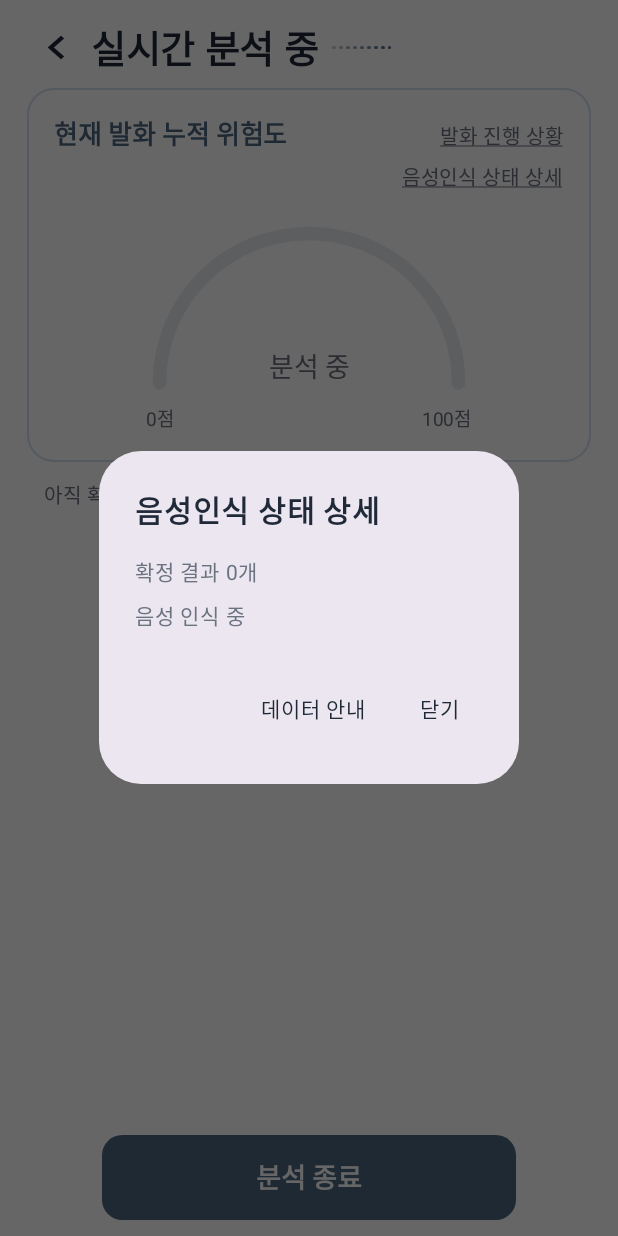
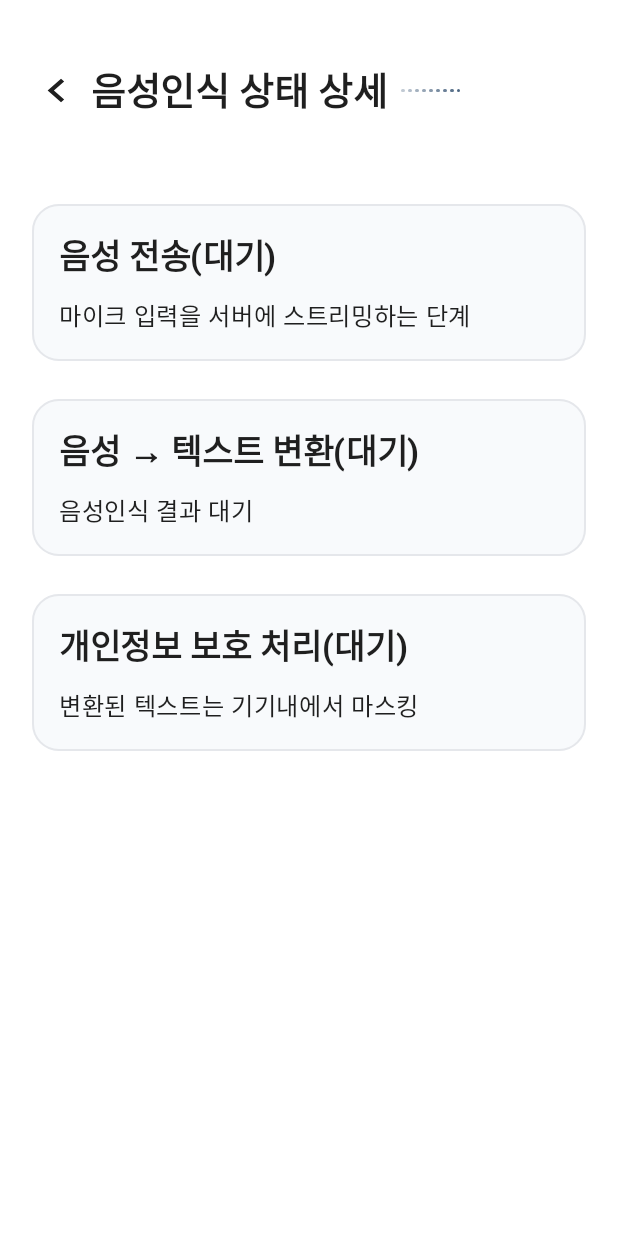
Before and after one commit to donggyu567/PIC_AICAMP, an Android app built with Jetpack Compose: the composable AnalysisLiveScreen shown on its own in the app's theme, after a tap on "음성인식 상태 상세", on a phone screen of 412 x 824 dp. Run offline under Robolectric (Android 15) with nearby library versions, the light colour scheme and no system bars.

Commit message:
feat(android): 실시간 분석 상세 화면 추가 및 최신 발화·경고 자동 스크롤
- 실시간 분석에서 발화 진행 상황과 음성인식 상태 상세를 각각 열고, 뒤로가면 진행 중인 세션으로 복귀
- 발화 진행 상황은 마스킹된 발화를 순서대로 표시하고, 카드 내부에서 최신 발화까지 자동 스크롤
- 새 경고가 들어오면 종료 버튼 위에 최신 카드를 표시하고, 음량이나 점수만 변하면 읽던 위치를 유지
- 공용 상단바와 상세 화면별 Compose Preview 추가
- 음성인식 상태 상세는 현재 앱에서 관찰할 수 있는 전송·결과 수신·마스킹 상태만 표시

후속 작업: 음성인식 상태 상세를 채택하면 발화별 STT 처리 상태를 제공하고 화면에 연결하는 기능을 구현해야 한다. 해당 기능을 구현하지 않기로 하면 음성인식 상태 상세 화면과 실시간 분석 화면의 진입 링크를 삭제한다.

```diff
--- a/android/app/src/main/java/com/example/pic_ai_app/presentation/PicApp.kt
+++ b/android/app/src/main/java/com/example/pic_ai_app/presentation/PicApp.kt
@@ -167,7 +167,7 @@ fun PicApp(session: SessionViewModel) {
             } else if (state.screen != Screen.FINAL) {
                 AnalysisLiveScreen(
                     state = access.stt, onStop = session::finishAndOpenResult,
-                    onHome = session::showHome, onData = session::openData,
+                    onHome = session::showHome,
                 )
             } else {
                 LiveSttScreen(
--- /dev/null
+++ b/android/app/src/main/java/com/example/pic_ai_app/presentation/analysis/AnalysisDetailLayout.kt
@@ -0,0 +1,54 @@
+package com.example.pic_ai_app.presentation.analysis
+
+import androidx.compose.foundation.BorderStroke
+import androidx.compose.foundation.layout.*
+import androidx.compose.foundation.shape.RoundedCornerShape
+import androidx.compose.material3.*
+import androidx.compose.runtime.Composable
+import androidx.compose.ui.Alignment
+import androidx.compose.ui.Modifier
+import androidx.compose.ui.draw.rotate
+import androidx.compose.ui.graphics.Color
+import androidx.compose.ui.res.painterResource
+import androidx.compose.ui.res.stringResource
+import androidx.compose.ui.text.font.FontWeight
+import androidx.compose.ui.unit.dp
+import androidx.compose.ui.unit.sp
+import com.example.pic_ai_app.R
+import com.example.pic_ai_app.presentation.components.AudioLevelBars
+import com.example.pic_ai_app.ui.theme.PicBorder
+import com.example.pic_ai_app.ui.theme.PicHomeBlue
+import com.example.pic_ai_app.ui.theme.PicWhite
+
+@Composable
+internal fun AnalysisHeader(title: String, levels: List<Float>, onBack: () -> Unit) {
+    Row(Modifier.fillMaxWidth().padding(start = 14.dp, end = 12.dp, top = 8.dp, bottom = 4.dp),
+        verticalAlignment = Alignment.CenterVertically) {
+        IconButton(onClick = onBack) {
+            Icon(painterResource(R.drawable.result_back), stringResource(R.string.back), Modifier.rotate(180f))
+        }
+        Text(title, Modifier.weight(1f, fill = false), fontSize = 28.sp, lineHeight = 34.sp,
+            fontWeight = FontWeight.ExtraBold)
+        Spacer(Modifier.width(10.dp))
+        AudioLevelBars(levels, Modifier.size(44.dp), barCount = 9, barWidth = 3.dp,
+            gap = 2.dp, maxBarHeight = 20.dp, color = PicHomeBlue)
+    }
+}
+
+@Composable
+internal fun AnalysisDetailLayout(
+    title: String, levels: List<Float>, onBack: () -> Unit, content: @Composable ColumnScope.() -> Unit,
+) {
+    Surface(Modifier.fillMaxSize(), color = PicWhite, contentColor = Color(0xFF1F1F1F)) {
+        Column(Modifier.windowInsetsPadding(WindowInsets.safeDrawing.union(WindowInsets(top = 32.dp)))) {
+            AnalysisHeader(title, levels, onBack)
+            Column(Modifier.fillMaxSize().padding(horizontal = 24.dp), content = content)
+        }
+    }
+}
+
+@Composable
+internal fun AnalysisDetailCard(modifier: Modifier = Modifier, content: @Composable () -> Unit) {
+    Surface(modifier.fillMaxWidth(), shape = RoundedCornerShape(20.dp), color = Color(0xFFF8FAFC),
+        contentColor = Color(0xFF1F1F1F), border = BorderStroke(1.dp, PicBorder), content = content)
+}
--- a/android/app/src/main/java/com/example/pic_ai_app/presentation/analysis/AnalysisLiveScreen.kt
+++ b/android/app/src/main/java/com/example/pic_ai_app/presentation/analysis/AnalysisLiveScreen.kt
@@ -1,19 +1,20 @@
 package com.example.pic_ai_app.presentation.analysis
+
+import androidx.activity.compose.BackHandler
 
 import androidx.compose.foundation.BorderStroke
 import androidx.compose.foundation.clickable
 import androidx.compose.foundation.layout.*
 import androidx.compose.foundation.lazy.LazyColumn
 import androidx.compose.foundation.lazy.items
+import androidx.compose.foundation.lazy.rememberLazyListState
 import androidx.compose.foundation.shape.RoundedCornerShape
 import androidx.compose.material3.*
 import androidx.compose.runtime.*
 import androidx.compose.runtime.saveable.rememberSaveable
 import androidx.compose.ui.Alignment
 import androidx.compose.ui.Modifier
-import androidx.compose.ui.draw.rotate
 import androidx.compose.ui.graphics.Color
-import androidx.compose.ui.res.painterResource
 import androidx.compose.ui.res.stringResource
 import androidx.compose.ui.semantics.Role
 import androidx.compose.ui.text.font.FontWeight
@@ -26,7 +27,6 @@ import com.example.pic_ai_app.data.stt.DetectedWarning
 import com.example.pic_ai_app.data.stt.RiskResult
 import com.example.pic_ai_app.data.stt.SttPhase
 import com.example.pic_ai_app.data.stt.SttState
-import com.example.pic_ai_app.presentation.components.AudioLevelBars
 import com.example.pic_ai_app.presentation.components.analysis.AnalysisWarningCard
 import com.example.pic_ai_app.presentation.components.analysis.AnalysisWarningUi
 import com.example.pic_ai_app.presentation.components.analysis.WarningEvidence
@@ -37,20 +37,26 @@ private enum class LiveDetail(val title: Int) {
 }
 
 @Composable
-internal fun AnalysisLiveScreen(state: SttState, onStop: () -> Unit, onHome: () -> Unit, onData: () -> Unit) {
+internal fun AnalysisLiveScreen(state: SttState, onStop: () -> Unit, onHome: () -> Unit) {
     var detail by rememberSaveable { mutableStateOf<LiveDetail?>(null) }
+    val warningsScroll = rememberLazyListState()
+    var lastScrolledWarningId by rememberSaveable { mutableStateOf<Int?>(null) }
+    val closeDetail = { detail = null }
+    BackHandler(enabled = detail != null, onBack = closeDetail)
+    when (detail) {
+        LiveDetail.Progress -> {
+            UtteranceProgressScreen(state.maskedTexts, state.audioLevels, closeDetail)
+            return
+        }
+        LiveDetail.Recognition -> {
+            RecognitionStatusScreen(state, closeDetail)
+            return
+        }
+        null -> Unit
+    }
     Surface(Modifier.fillMaxSize(), color = PicWhite, contentColor = PicInk) {
         Column(Modifier.safeDrawingPadding(), horizontalAlignment = Alignment.CenterHorizontally) {
-            Row(Modifier.fillMaxWidth().padding(start = 14.dp, top = 8.dp, bottom = 4.dp),
-                verticalAlignment = Alignment.CenterVertically) {
-                IconButton(onClick = onHome) {
-                    Icon(painterResource(R.drawable.result_back), stringResource(R.string.back), Modifier.rotate(180f))
-                }
-                Text(stringResource(R.string.analysis_in_progress), fontSize = 28.sp, fontWeight = FontWeight.ExtraBold)
-                Spacer(Modifier.width(10.dp))
-                AudioLevelBars(state.audioLevels, Modifier.size(44.dp), barCount = 9, barWidth = 3.dp,
-                    gap = 2.dp, maxBarHeight = 20.dp, color = PicHomeBlue)
-            }
+            AnalysisHeader(stringResource(R.string.analysis_in_progress), state.audioLevels, onHome)
             Surface(
                 Modifier.fillMaxWidth().padding(horizontal = 20.dp), shape = RoundedCornerShape(20.dp),
                 color = PicWhite, border = BorderStroke(1.dp, Color(0xFFD2E2F2)),
@@ -72,11 +78,21 @@ internal fun AnalysisLiveScreen(state: SttState, onStop: () -> Unit, onHome: ()
                 }
             }
             val warnings = state.warnings
+            val latestWarningId = warnings.lastOrNull()?.utteranceId
+            LaunchedEffect(latestWarningId) {
+                if (latestWarningId != null && latestWarningId != lastScrolledWarningId) {
+                    warningsScroll.animateScrollToItem(0)
+                }
+                lastScrolledWarningId = latestWarningId
+            }
             LazyColumn(
                 Modifier.weight(1f).fillMaxWidth().padding(horizontal = 33.dp),
+                state = warningsScroll,
                 reverseLayout = warnings.isNotEmpty(),
                 contentPadding = PaddingValues(vertical = 12.dp),
-                verticalArrangement = Arrangement.spacedBy(10.dp),
+                verticalArrangement = Arrangement.spacedBy(
+                    10.dp, if (warnings.isEmpty()) Alignment.Top else Alignment.Bottom,
+                ),
             ) {
                 if (warnings.isEmpty()) item {
                     Text(stringResource(R.string.no_warning_yet), color = PicMuted, fontSize = 15.sp)
@@ -102,38 +118,6 @@ internal fun AnalysisLiveScreen(state: SttState, onStop: () -> Unit, onHome: ()
             }
         }
     }
-    detail?.let { selected ->
-        LiveDetailDialog(selected, state, onClose = { detail = null }, onData = { detail = null; onData() })
-    }
-}
-
-@Composable
-private fun LiveDetailDialog(detail: LiveDetail, state: SttState, onClose: () -> Unit, onData: () -> Unit) {
-    AlertDialog(onDismissRequest = onClose, title = { Text(stringResource(detail.title)) },
-        text = {
-            LazyColumn(Modifier.heightIn(max = 400.dp), verticalArrangement = Arrangement.spacedBy(8.dp)) {
-                item { Text(stringResource(R.string.confirmed_utterances, state.count)) }
-                if (detail == LiveDetail.Progress) {
-                    items(state.maskedTexts) { Text(it) }
-                } else {
-                    item {
-                        val status = when {
-                            state.phase == SttPhase.CONNECTING -> R.string.state_connecting
-                            state.analyzing -> R.string.state_analyzing
-                            state.masking -> R.string.state_masking
-                            else -> R.string.state_recognizing
-                        }
-                        Text(stringResource(status))
-                    }
-                    state.error?.let { item { Text(it) } }
-                    state.risk?.contextReason?.let { item { Text(it) } }
-                    if (state.risk?.contextStatus == "error") item { Text(stringResource(R.string.live_context_error)) }
-                    if (state.risk?.correctionStatus == "fallback") item { Text(stringResource(R.string.live_correction_fallback)) }
-                }
-            }
-        },
-        dismissButton = { TextButton(onClick = onData) { Text(stringResource(R.string.data_guide_short)) } },
-        confirmButton = { TextButton(onClick = onClose) { Text(stringResource(R.string.close)) } })
 }
 
 @Preview(name = "실시간 분석 · 경고 감지", widthDp = 412, heightDp = 917, showBackground = true)
@@ -146,6 +130,6 @@ private fun AnalysisLivePreview() {
             maskedTexts = listOf("안전계좌로 돈을 이체해 주세요."),
             warnings = listOf(DetectedWarning(1, 1_794_461_520_000L, risk)),
             audioLevels = listOf(.3f, .5f, .8f, .45f, .7f, .55f, .4f, .8f, .6f)),
-            onStop = {}, onHome = {}, onData = {})
+            onStop = {}, onHome = {})
     }
 }
--- /dev/null
+++ b/android/app/src/main/java/com/example/pic_ai_app/presentation/analysis/RecognitionStatusScreen.kt
@@ -0,0 +1,76 @@
+package com.example.pic_ai_app.presentation.analysis
+
+import androidx.compose.foundation.layout.*
+import androidx.compose.foundation.rememberScrollState
+import androidx.compose.foundation.verticalScroll
+import androidx.compose.material3.Text
+import androidx.compose.runtime.Composable
+import androidx.compose.ui.Modifier
+import androidx.compose.ui.res.stringResource
+import androidx.compose.ui.text.font.FontWeight
+import androidx.compose.ui.tooling.preview.Preview
+import androidx.compose.ui.unit.dp
+import androidx.compose.ui.unit.sp
+import com.example.pic_ai_app.R
+import com.example.pic_ai_app.data.stt.SttPhase
+import com.example.pic_ai_app.data.stt.SttState
+import com.example.pic_ai_app.ui.theme.PicScreenTheme
+
+@Composable
+internal fun RecognitionStatusScreen(state: SttState, onBack: () -> Unit) {
+    val streaming = state.phase == SttPhase.LISTENING && state.audioLevels.isNotEmpty()
+    val transfer = when {
+        streaming -> R.string.live_stage_active
+        state.phase == SttPhase.ERROR -> R.string.live_stage_interrupted
+        state.phase == SttPhase.FINALIZING || state.phase == SttPhase.STOPPED -> R.string.live_stage_ended
+        else -> R.string.live_stage_wait
+    }
+    val maskedCount = state.maskedTexts.size
+    val protection = when {
+        state.masking && maskedCount < state.count -> R.string.live_stage_active
+        maskedCount > 0 && maskedCount == state.count -> R.string.live_stage_complete
+        else -> R.string.live_stage_wait
+    }
+    RecognitionContent(state.audioLevels, onBack) {
+        StatusCard(stringResource(R.string.live_transfer_stage, stringResource(transfer)),
+            stringResource(if (streaming) R.string.live_streaming else R.string.live_transfer_description))
+        StatusCard(stringResource(R.string.live_conversion_stage,
+            stringResource(if (state.count > 0) R.string.live_stage_received else R.string.live_stage_wait)),
+            if (state.count > 0) stringResource(R.string.live_received_count, state.count)
+            else stringResource(R.string.live_waiting_recognition))
+        StatusCard(stringResource(R.string.live_mask_stage, stringResource(protection)),
+            stringResource(R.string.live_mask_description))
+    }
+}
+
+@Composable
+private fun RecognitionContent(levels: List<Float>, onBack: () -> Unit, cards: @Composable ColumnScope.() -> Unit) {
+    AnalysisDetailLayout(stringResource(R.string.live_recognition), levels, onBack) {
+        Column(Modifier.fillMaxWidth().verticalScroll(rememberScrollState()).padding(top = 54.dp, bottom = 24.dp),
+            verticalArrangement = Arrangement.spacedBy(28.dp), content = cards)
+    }
+}
+
+@Composable
+private fun StatusCard(title: String, description: String) {
+    AnalysisDetailCard {
+        Column(Modifier.fillMaxWidth().heightIn(min = 112.dp).padding(20.dp),
+            verticalArrangement = Arrangement.SpaceBetween) {
+            Text(title, fontSize = 25.sp, lineHeight = 31.sp, fontWeight = FontWeight.Bold)
+            Spacer(Modifier.height(12.dp))
+            Text(description, fontSize = 18.sp, lineHeight = 24.sp)
+        }
+    }
+}
+
+@Preview(name = "음성인식 상태 상세 · 피그마 예시", widthDp = 412, heightDp = 917, showBackground = true)
+@Composable
+private fun RecognitionStatusPreview() {
+    PicScreenTheme {
+        RecognitionContent(listOf(.35f, .55f, .8f, .45f, .7f, .4f, .65f, .8f, .5f), onBack = {}) {
+            StatusCard("음성 전송 중(완료)", stringResource(R.string.live_streaming))
+            StatusCard("음성 → 텍스트 변환중(진행중)", "ElevenLabs STT 처리중")
+            StatusCard("개인정보 보호 처리 중(대기)", stringResource(R.string.live_mask_description))
+        }
+    }
+}
--- a/android/app/src/main/res/values/analysis_live.xml
+++ b/android/app/src/main/res/values/analysis_live.xml
@@ -3,6 +3,22 @@
     <string name="live_risk_title">현재 발화 누적 위험도</string>
     <string name="live_progress">발화 진행 상황</string>
     <string name="live_recognition">음성인식 상태 상세</string>
+    <string name="live_transcript_title">인식된 내용</string>
+    <string name="live_transcript_empty">인식된 발화를 기다리고 있어요.</string>
+    <string name="live_transfer_stage">음성 전송(%1$s)</string>
+    <string name="live_conversion_stage">음성 → 텍스트 변환(%1$s)</string>
+    <string name="live_mask_stage">개인정보 보호 처리(%1$s)</string>
+    <string name="live_stage_active">진행 중</string>
+    <string name="live_stage_interrupted">중단</string>
+    <string name="live_stage_ended">종료</string>
+    <string name="live_stage_wait">대기</string>
+    <string name="live_stage_received">결과 수신</string>
+    <string name="live_stage_complete">완료</string>
+    <string name="live_streaming">서버로 음성 스트리밍 전송 중</string>
+    <string name="live_transfer_description">마이크 입력을 서버에 스트리밍하는 단계</string>
+    <string name="live_received_count">확정 발화 %1$d개 수신</string>
+    <string name="live_waiting_recognition">음성인식 결과 대기</string>
+    <string name="live_mask_description">변환된 텍스트는 기기내에서 마스킹</string>
     <string name="live_context_error">문맥 판단을 완료하지 못했습니다.</string>
     <string name="live_correction_fallback">발화 보정 없이 분석했습니다.</string>
     <string name="live_points">%1$d점</string>
```
Also changed, not shown: android/app/src/main/java/com/example/pic_ai_app/presentation/analysis/UtteranceProgressScreen.kt (added, +62 -0 lines).
